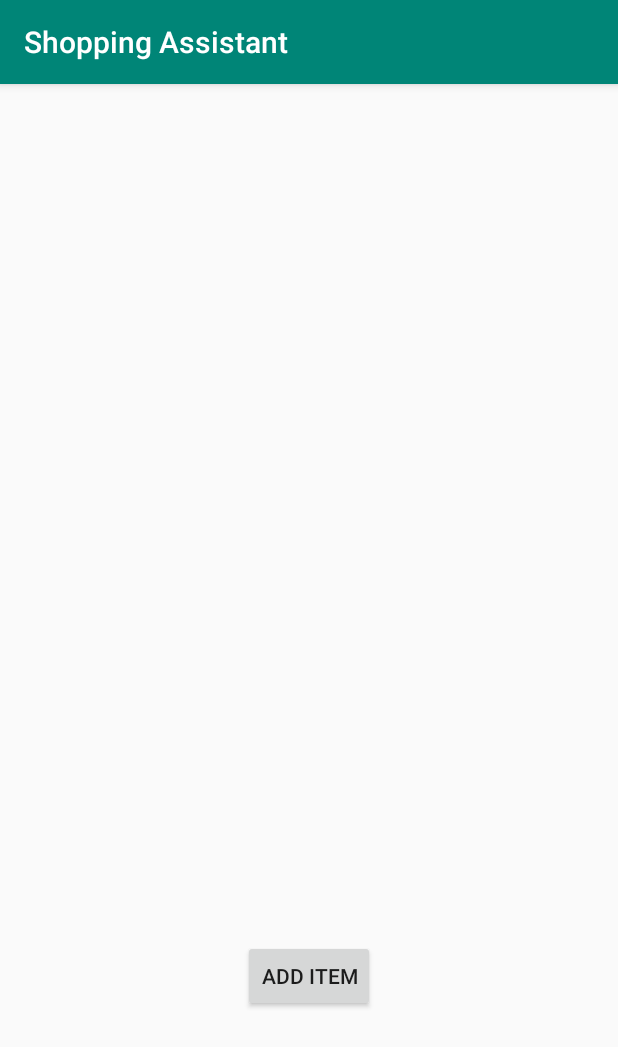
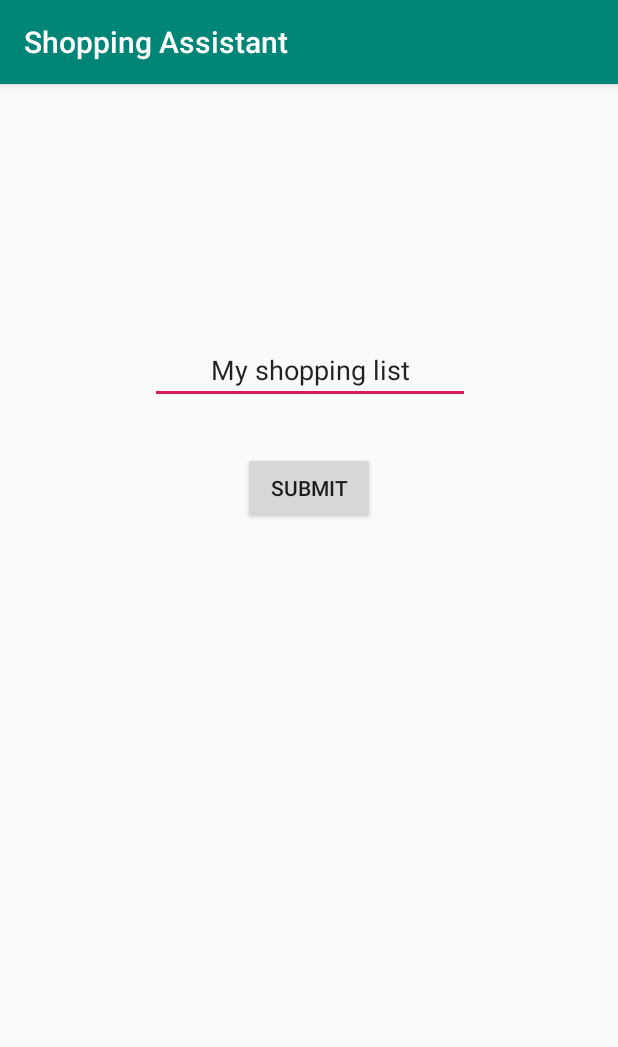
Before and after one commit to Avarice111/shopping-assistant, an Android app: the screen it shows after launch (ViewListActivity before the commit, NewListViewActivity after it), after a tap on "TODO", on a phone screen of 412 x 824 dp. Shown: the top 1047 px of the screen. Run offline under Robolectric (Android 15) with nearby library versions, the phone set to English and light mode, and no system bars.

```diff
--- a/app/src/main/java/forthelulz/shoppingassistant/ListPresenter.kt
+++ /dev/null
@@ -1,9 +0,0 @@
-package forthelulz.shoppingassistant
-
-interface ListPresenter {
-
-    fun loadList(listId:Long)
-    fun loadItem(itemId:Long)
-    fun addItem()
-
-}
--- a/app/src/main/java/forthelulz/shoppingassistant/MainActivity.kt
+++ b/app/src/main/java/forthelulz/shoppingassistant/MainActivity.kt
@@ -22,7 +22,7 @@ class MainActivity : AppCompatActivity(), MainView {
 
     private var shoppingLists:List<ShoppingList> = mutableListOf()
 
-    private var mainPresenter:ListPresenter? = null
+    private var mainPresenter:MainViewPresenter? = null
 
     override fun onCreate(savedInstanceState: Bundle?) {
 
@@ -55,6 +55,7 @@ class MainActivity : AppCompatActivity(), MainView {
     override fun setList(list: List<ShoppingList>) {
         shoppingLists = list
         adapter.setList(list)
+        adapter.notifyDataSetChanged()
     }
     override fun moveToNewActivity(cls: Class<*>, ids: LongArray) {
         val intent = Intent(this, cls)
@@ -93,7 +94,7 @@ class MainActivity : AppCompatActivity(), MainView {
                 val layoutInflater = LayoutInflater.from(parent!!.context)
                 rowListMain = layoutInflater.inflate(R.layout.row_list_main, parent, false)
 
-                val viewHolder = ViewHolder(rowListMain.listNameView, rowListMain.listDescriptionMain)
+                val viewHolder = ViewHolder(rowListMain.listNameView)
                 rowListMain.tag = viewHolder
             }
             else {
@@ -103,14 +104,13 @@ class MainActivity : AppCompatActivity(), MainView {
             val viewHolder = rowListMain.tag as ViewHolder
 
             viewHolder.listNameMain.text = shoppingLists.get(position).title
-            viewHolder.listDescriptionMain.text = shoppingLists.get(position).title
 
 
             return rowListMain
         }
 
         //ViewHolder Pattern
-        private class ViewHolder(val listNameMain: TextView, val listDescriptionMain: TextView)
+        private class ViewHolder(val listNameMain: TextView)
     }
 }
 
--- a/app/src/main/java/forthelulz/shoppingassistant/MainViewPresenterImpl.kt
+++ b/app/src/main/java/forthelulz/shoppingassistant/MainViewPresenterImpl.kt
@@ -3,7 +3,7 @@ package forthelulz.shoppingassistant
 import android.content.Context
 import  android.os.AsyncTask
 
-class MainViewPresenterImpl(var mainView: MainView, var context: Context) : ListPresenter {
+class MainViewPresenterImpl(var mainView: MainView, var context: Context) : MainViewPresenter {
 
     override fun loadList(listId:Long){
 
@@ -20,32 +20,27 @@ class MainViewPresenterImpl(var mainView: MainView, var context: Context) : List
     }
     override fun addItem(){
         mainView.moveToNewActivity(
-            ViewListActivity::class.java,
-            AppDatabase(context).shoppingListDAO().insertAll(ShoppingList(0,""))
-                .foldRight(longArrayOf(), {id, outList -> outList.plus(id)})
+            NewListViewActivity::class.java,
+            longArrayOf()
         )
     }
 
-    private class AsyncLoadList(var context: Context): AsyncTask<Unit, Unit, List<ShoppingList>>() {
-
-        override fun doInBackground(vararg params: Unit): List<ShoppingList>? {
-            return AppDatabase(context).shoppingListDAO().getAll()
-        }
-
-
+    override fun update(itemId: Long, name: String) {
+        AppDatabase(context).shoppingListDAO().update(ShoppingList(itemId, name))
     }
 
-    private class AsyncAddItem(var context: Context): AsyncTask<ShoppingList, Unit, List<Long>>() {
-
-        override fun doInBackground(vararg params: ShoppingList): List<Long>? {
-            var out:List<Long> = mutableListOf()
-            var db = AppDatabase(context)
-            for(l in params)
-                out += db.shoppingListDAO().insertAll(l)
-            return out
-        }
-
-
+    override fun delete(itemId: Long) {
+        AppDatabase(context).shoppingListDAO().delete(itemId)
     }
 
 }
+
+interface MainViewPresenter {
+
+    fun loadList(listId:Long)
+    fun loadItem(itemId:Long)
+    fun addItem()
+    fun update(itemId:Long, name:String)
+    fun delete(itemId: Long)
+
+}
--- /dev/null
+++ b/app/src/main/java/forthelulz/shoppingassistant/NewListPresenterImpl.kt
@@ -0,0 +1,21 @@
+package forthelulz.shoppingassistant
+
+import android.content.Context
+
+class NewListViewPresenterImpl(var newListView: NewListView, var context: Context) : NewListViewPresenter {
+
+    override fun submit(name: String) {
+        newListView.moveToNewActivity(
+            ViewListActivity::class.java,
+            AppDatabase(context).shoppingListDAO().insertAll(ShoppingList(0,name))
+                .foldRight(longArrayOf(), {id, outList -> outList.plus(id)})
+        )
+    }
+
+}
+
+interface NewListViewPresenter {
+
+    fun submit(name:String)
+
+}
--- /dev/null
+++ b/app/src/main/java/forthelulz/shoppingassistant/NewListViewActivity.kt
@@ -0,0 +1,41 @@
+package forthelulz.shoppingassistant
+
+import android.content.Intent
+import android.os.Bundle
+import android.support.v7.app.AppCompatActivity
+import android.widget.Button
+import android.widget.EditText
+
+class NewListViewActivity: AppCompatActivity(), NewListView {
+
+    private var newListPresenter:NewListViewPresenter? = null
+
+    override fun onCreate(savedInstanceState: Bundle?) {
+        super.onCreate(savedInstanceState)
+        setContentView(R.layout.activity_new_shopping_list)
+
+        newListPresenter = NewListViewPresenterImpl(this,this)
+
+        val newListName = findViewById<EditText>(R.id.newListName)
+
+        val submitNewList = findViewById<Button>(R.id.submitNewList)
+
+        submitNewList.setOnClickListener {
+            newListPresenter?.submit(newListName.text.toString())
+        }
+
+    }
+
+    override fun moveToNewActivity(cls: Class<*>, ids: LongArray) {
+        val intent = Intent(this, cls)
+        intent.putExtra(Environment.EXTRA_IDS, ids)
+        startActivity(intent)
+    }
+
+}
+
+interface NewListView {
+
+    fun moveToNewActivity(cls: Class<*>, ids: LongArray)
+
+}
--- a/app/src/main/java/forthelulz/shoppingassistant/ShoppingListDAO.kt
+++ b/app/src/main/java/forthelulz/shoppingassistant/ShoppingListDAO.kt
@@ -7,7 +7,9 @@ interface ShoppingListDAO {
 
     fun insertAll(vararg lists: ShoppingList): List<Long>
 
-    fun delete(item: ShoppingList)
+    fun update(list: ShoppingList): Boolean
+
+    fun delete(listId: Long)
 
 }
 
@@ -20,5 +22,7 @@ interface ShoppingItemDAO {
 
     fun insertAll(vararg items: ShoppingItem): List<Long>
 
-    fun delete(item: ShoppingItem)
+    fun update(item: ShoppingItem): Boolean
+
+    fun delete(itemId: Long)
 }
--- a/app/src/main/java/forthelulz/shoppingassistant/ViewListActivity.kt
+++ b/app/src/main/java/forthelulz/shoppingassistant/ViewListActivity.kt
@@ -14,7 +14,7 @@ class ViewListActivity : AppCompatActivity(), ShoppingListView {
 
     private var shoppingItems:List<ShoppingItem> = mutableListOf()
 
-    private var listPresenter:ListPresenter? = null
+    private var listPresenter:ListViewPresenter? = null
 
     override fun onCreate(savedInstanceState: Bundle?) {
         super.onCreate(savedInstanceState)
@@ -31,10 +31,12 @@ class ViewListActivity : AppCompatActivity(), ShoppingListView {
 
         viewListView.adapter = adapter
 
-        listPresenter?.loadList(getIntent().getExtras().getLongArray(Environment.EXTRA_IDS).first())
+        val listId = getIntent().getExtras().getLongArray(Environment.EXTRA_IDS).first()
+
+        listPresenter?.loadList(listId)
 
         addListButton.setOnClickListener {
-            listPresenter?.addItem()
+            listPresenter?.addItem(listId)
         }
 
         listView.onItemClickListener = object : AdapterView.OnItemClickListener {
@@ -51,6 +53,7 @@ class ViewListActivity : AppCompatActivity(), ShoppingListView {
     override fun setList(list: List<ShoppingItem>) {
         shoppingItems = list;
         adapter.setList(shoppingItems)
+        adapter.notifyDataSetChanged()
     }
 
 
@@ -109,5 +112,4 @@ class ViewListActivity : AppCompatActivity(), ShoppingListView {
 interface ShoppingListView {
 
     fun setList(list: List<ShoppingItem>)
-
 }
--- /dev/null
+++ b/app/src/main/res/layout/activity_new_shopping_list.xml
@@ -0,0 +1,27 @@
+<?xml version="1.0" encoding="utf-8"?>
+<android.support.constraint.ConstraintLayout xmlns:android="http://schemas.android.com/apk/res/android"
+                                             xmlns:app="http://schemas.android.com/apk/res-auto"
+                                             xmlns:tools="http://schemas.android.com/tools"
+                                             android:layout_width="match_parent"
+                                             android:layout_height="match_parent">
+
+    <EditText
+            android:layout_width="wrap_content"
+            android:layout_height="wrap_content"
+            android:inputType="textPersonName"
+            android:text="@string/newListNameDefault"
+            android:ems="10"
+            android:id="@+id/newListName"
+            android:singleLine="true" android:gravity="center_vertical|center_horizontal|center"
+            app:layout_constraintTop_toTopOf="parent" app:layout_constraintStart_toStartOf="parent"
+            android:layout_marginTop="168dp" app:layout_constraintEnd_toEndOf="parent"
+            app:layout_constraintHorizontal_bias="0.502"/>
+    <Button
+            android:text="@string/submitNewListName"
+            android:layout_width="wrap_content"
+            android:layout_height="wrap_content"
+            android:id="@+id/submitNewList"
+            app:layout_constraintStart_toStartOf="parent"
+            app:layout_constraintEnd_toEndOf="parent" android:layout_marginTop="32dp"
+            app:layout_constraintTop_toBottomOf="@+id/newListName"/>
+</android.support.constraint.ConstraintLayout>
--- a/app/src/main/res/values/strings.xml
+++ b/app/src/main/res/values/strings.xml
@@ -7,4 +7,6 @@
     <string name="listPriceView">0.0</string>
     <string name="addButtonList">Add Item</string>
     <string name="addButtonViewList">Add Item</string>
+    <string name="newListNameDefault">My shopping list</string>
+    <string name="submitNewListName">Submit</string>
 </resources>
```
Also changed, not shown: app/src/main/AndroidManifest.xml (+8 -1 lines), app/src/main/java/forthelulz/shoppingassistant/AppDatabase.kt (+37 -4 lines), app/src/main/java/forthelulz/shoppingassistant/ListViewPresenterImpl.kt (+21 -19 lines), app/src/main/res/layout/row_list_main.xml (+9 -13 lines).
